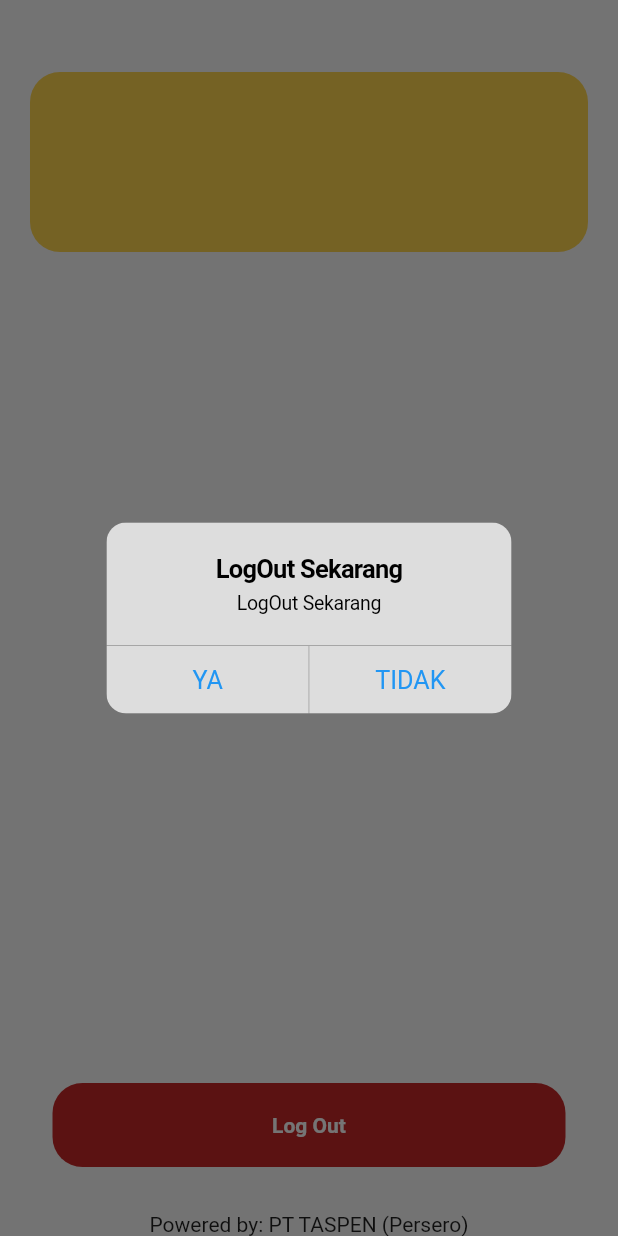
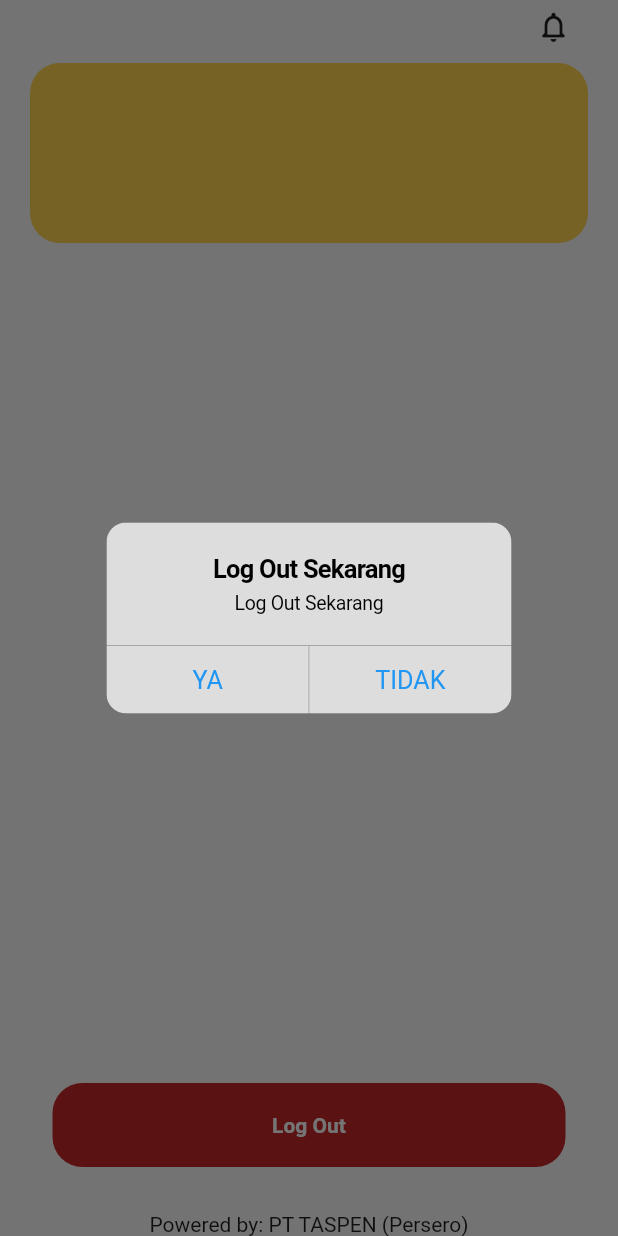
Before and after one commit to tyo027/EasyTaspen2, a Flutter app: the HomeScreen widget shown alone on an empty page, opened directly, after a tap on "Log Out", on a phone screen of 412 x 824 dp. Run offline on Flutter 3.47's test engine with Material 2 defaults, Android fonts, the phone set to English and light mode, and no system bars; our stand-ins replace camera, dio, equatable, firebase_core, firebase_messaging, flutter_bloc and 11 more; missing offline and left inert: dart:ffi, device_uuid, flutter_app_version_checker, month_picker_dialog_2, turf; accounts and stored records are empty; project files that could hold a hidden picture were left out.

Commit message:
NOTIFICATION

```diff
--- a/lib/Widget/userinfo.template.dart
+++ b/lib/Widget/userinfo.template.dart
@@ -2,15 +2,27 @@ import 'package:easy/Widget/templatecopyright.dart';
 import 'package:easy/app.dart';
 import 'package:easy/bloc/authentication_bloc.dart';
 import 'package:easy/extension.dart';
+import 'package:easy/repositories/notification.repository.dart';
+import 'package:easy/screen/notifscreen/notif.screen.dart';
 import 'package:flutter/material.dart';
 import 'package:flutter_bloc/flutter_bloc.dart';
 import 'package:flutter_svg/svg.dart';
 
 class UserInfoTemplate extends StatelessWidget {
-  const UserInfoTemplate({super.key, this.child, this.canBack = true});
+  const UserInfoTemplate({
+    super.key,
+    this.child,
+    this.canBack = true,
+    this.showUserInfo = true,
+  });
 
   final Widget? child;
   final bool canBack;
+  final bool showUserInfo;
+
+  Future<int> getCountNotification(String nik) {
+    return NotificationRepository().getCountNotification(nik: nik);
+  }
 
   @override
   Widget build(BuildContext context) {
@@ -20,6 +32,9 @@ class UserInfoTemplate extends StatelessWidget {
           child: Column(
         crossAxisAlignment: CrossAxisAlignment.start,
         children: [
+          SizedBox(
+            height: 30,
+            child: Row(children: [
               if (canBack)
                 GestureDetector(
                   onTap: () => navigator.pop(),
@@ -29,11 +44,55 @@ class UserInfoTemplate extends StatelessWidget {
                     child: const Icon(Icons.arrow_back_rounded),
                   ),
                 ),
+              const Spacer(),
               if (!canBack)
-            const SizedBox(
-              height: 36,
+                GestureDetector(
+                  onTap: () => navigator.push(NotifScreen.route()),
+                  child: Stack(
+                    children: [
+                      Container(
+                        padding: const EdgeInsets.all(6),
+                        margin: const EdgeInsets.symmetric(horizontal: 25),
+                        child: const Icon(Icons.notifications_none_rounded),
                       ),
-          userInfo(),
+                      BlocBuilder<AuthenticationBloc, AuthenticationState>(
+                        builder: (context, state) {
+                          if (state.user == null) {
+                            return Container();
+                          }
+                          return FutureBuilder(
+                            future: getCountNotification(state.user!.nik),
+                            initialData: 0,
+                            builder:
+                                (BuildContext context, AsyncSnapshot snapshot) {
+                              return Positioned(
+                                left: 42,
+                                child: Container(
+                                    width: 23,
+                                    height: 23,
+                                    // padding: const EdgeInsets.all(3),
+                                    // margin: const EdgeInsets.symmetric(horizontal: 0),
+                                    decoration: BoxDecoration(
+                                        color: Colors.red,
+                                        borderRadius:
+                                            BorderRadius.circular(100)),
+                                    child: Center(
+                                      child: Text(
+                                        "${snapshot.data}",
+                                        style: TextStyle(color: Colors.white),
+                                      ),
+                                    )),
+                              );
+                            },
+                          );
+                        },
+                      ),
+                    ],
+                  ),
+                )
+            ]),
+          ),
+          if (showUserInfo) userInfo(),
           if (child != null)
             Flexible(fit: FlexFit.tight, child: Container(child: child!)),
         ],
--- a/lib/app.dart
+++ b/lib/app.dart
@@ -5,8 +5,8 @@ import 'package:easy/bloc/authentication_bloc.dart';
 import 'package:easy/screen/flash.screen.dart';
 import 'package:easy/screen/home.screen.dart';
 import 'package:easy/screen/authentication/login.screen.dart';
+import 'package:easy/services/fcm.service.dart';
 import 'package:easy/services/storage.service.dart';
-import 'package:flutter/foundation.dart';
 import 'package:flutter/material.dart';
 import 'package:flutter_app_version_checker/flutter_app_version_checker.dart';
 import 'package:flutter_bloc/flutter_bloc.dart';
@@ -81,6 +81,7 @@ class _AppState extends State<AppView> with WidgetsBindingObserver {
 
   @override
   Widget build(BuildContext context) {
+    FcmService.getToken().then((value) => print(value));
     return MaterialApp(
       navigatorKey: navigatorKey,
       onGenerateRoute: (settings) => FlashScreen.route(),
--- /dev/null
+++ b/lib/models/notification.model.dart
@@ -0,0 +1,85 @@
+import 'package:equatable/equatable.dart';
+
+notificationModelFromJson(List<dynamic> list) => List<NotificationModel>.from(
+    list.map((json) => NotificationModel.fromJson(json)));
+
+class NotificationModel extends Equatable {
+  final int id;
+  final String nik;
+  final String title;
+  final String body;
+  final String date;
+  final String flag;
+
+  const NotificationModel({
+    required this.id,
+    required this.nik,
+    required this.title,
+    required this.body,
+    required this.date,
+    required this.flag,
+  });
+
+  static NotificationModel fromJson(Map<String, dynamic> json) =>
+      NotificationModel(
+        id: json['id'],
+        nik: json['nik'],
+        title: json['title'],
+        body: json['body'],
+        date: json['date'],
+        flag: json['flag'],
+      );
+
+  @override
+  List<Object> get props => [
+        id,
+        nik,
+        title,
+        body,
+        date,
+        flag,
+      ];
+}
+
+// var notifications = [
+//   const NotificationModel(
+//       id: '1',
+//       nik: '4161',
+//       title: 'Peringatan Absensi Bulanan',
+//       body:
+//           'Anda telah melewati batas lupa absen sebanyak x kali dalam bulan y wkwkwk',
+//       date: '2023-10-01',
+//       flag: '1'),
+//   const NotificationModel(
+//       id: '2',
+//       nik: '4161',
+//       title: 'Peringatan Absensi Bulanan',
+//       body:
+//           'Anda telah melewati batas lupa absen sebanyak x kali dalam bulan y wkwkwk',
+//       date: '2023-10-02',
+//       flag: '1'),
+//   const NotificationModel(
+//       id: '3',
+//       nik: '4161',
+//       title: 'Peringatan Absensi Bulanan',
+//       body:
+//           'Anda telah melewati batas lupa absen sebanyak x kali dalam bulan y wkwkwk',
+//       date: '2023-10-03',
+//       flag: '1'),
+//   const NotificationModel(
+//       id: '4',
+//       nik: '4161',
+//       title: 'Peringatan Absensi Bulanan',
+//       body:
+//           'Anda telah melewati batas lupa absen sebanyak x kali dalam bulan y wkwkwk',
+//       date: '2023-10-04',
+//       flag: '0'),
+//   const NotificationModel(
+//       id: '5',
+//       nik: '4161',
+//       title: 'Peringatan Absensi Bulanan',
+//       body:
+//           'Anda telah melewati batas lupa absen sebanyak x kali dalam bulan y wkwkwk',
+//       date: '2023-10-04',
+//       flag: '0')
+// ];
--- a/lib/models/rekapkehadiran.model.dart
+++ b/lib/models/rekapkehadiran.model.dart
@@ -1,3 +1,5 @@
+// ignore_for_file: non_constant_identifier_names
+
 import 'package:equatable/equatable.dart';
 
 rekapKehadiranModelFromJson(List<dynamic> list) =>
--- a/lib/models/rekapkehadiranharian.model.dart
+++ b/lib/models/rekapkehadiranharian.model.dart
@@ -1,3 +1,4 @@
+// ignore_for_file: non_constant_identifier_names
 
 import 'package:equatable/equatable.dart';
 
--- a/lib/repositories/device.repository.dart
+++ b/lib/repositories/device.repository.dart
@@ -3,7 +3,6 @@ import 'dart:async';
 import 'package:dio/dio.dart';
 import 'package:easy/repositories/authentication.repository.dart';
 import 'package:easy/repositories/repository.dart';
-import 'package:easy/services/storage.service.dart';
 
 class AuthResponse {
   final bool status;
--- a/lib/screen/attendance/submit.screen.dart
+++ b/lib/screen/attendance/submit.screen.dart
@@ -113,7 +113,7 @@ class SubmitAttendance extends StatelessWidget {
             future: LocationService.getCurrentPosition(type: type),
             builder: (context, snapshot) {
               if (!snapshot.hasData) {
-                print("loading");
+                //print("loading");
                 return const Center(
                   child: SizedBox(
                     width: 50,
--- a/lib/screen/home.screen.dart
+++ b/lib/screen/home.screen.dart
@@ -62,6 +62,26 @@ class HomeScreen extends StatelessWidget {
             return Container();
           },
         ),
+        // BlocBuilder<AuthenticationBloc, AuthenticationState>(
+        //   builder: (context, state) {
+        //     if (state.user != null) {
+        //       return Row(
+        //         crossAxisAlignment: CrossAxisAlignment.center,
+        //         mainAxisAlignment: MainAxisAlignment.center,
+        //         children: [
+        //           GestureDetector(
+        //             onTap: () => navigator.push(NotifScreen.route()),
+        //             child: Container(
+        //               margin: const EdgeInsets.all(5),
+        //               child: SvgPicture.asset("assets/svgs/profile.svg"),
+        //             ),
+        //           ),
+        //         ],
+        //       );
+        //     }
+        //     return Container();
+        //   },
+        // ),
         const Spacer(),
         GestureDetector(
           onTap: () {
@@ -69,8 +89,8 @@ class HomeScreen extends StatelessWidget {
               context: context,
               builder: (context) {
                 return CupertinoAlertDialog(
-                  title: const Text("LogOut Sekarang"),
-                  content: const Text("LogOut Sekarang"),
+                  title: const Text("Log Out Sekarang"),
+                  content: const Text("Log Out Sekarang"),
                   actions: [
                     CupertinoDialogAction(
                       child: const Text("YA"),
--- a/lib/services/location.service.dart
+++ b/lib/services/location.service.dart
@@ -4,7 +4,6 @@ import 'dart:developer' as developer;
 import 'package:easy/models/user.model.dart';
 import 'package:easy/screen/attendance/submit.screen.dart';
 import 'package:easy/services/storage.service.dart';
-import 'package:flutter/foundation.dart';
 import 'package:geocoding/geocoding.dart';
 import 'package:geolocator/geolocator.dart';
 import 'package:turf/helpers.dart' as turf;
--- a/lib/services/storage.service.dart
+++ b/lib/services/storage.service.dart
@@ -60,7 +60,7 @@ class Storage {
     var lastActive = _storage!.read<int>(_lastActive);
     return lastActive != null
         ? DateTime.fromMicrosecondsSinceEpoch(lastActive)
-            .isAfter(DateTime.now().add(const Duration(minutes: -10)))
+            .isAfter(DateTime.now().add(const Duration(minutes: -60)))
         : false;
   }
 }
```
Also changed, not shown: lib/main.dart (+18 -0 lines), lib/repositories/notification.repository.dart (added, +26 -0 lines), lib/screen/laporanscreen/laporans.screen.dart (+10 -10 lines), lib/screen/notifscreen/notif.screen.dart (added, +119 -0 lines), lib/services/fcm.service.dart (added, +30 -0 lines), lib/firebase_options.dart (added). Lines whose indentation alone changed are shown as unchanged.
